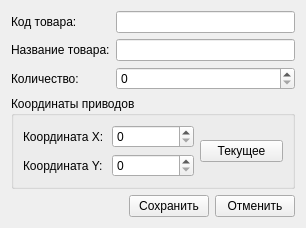
VladimirR46/PharmacyRobot, file cellsettingswindow.ui: the form before one commit.
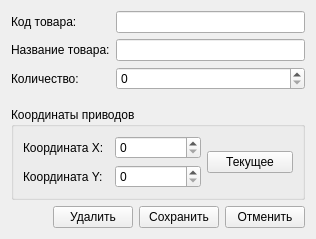
The form after the commit.

Patch:
```diff
--- a/cellsettingswindow.ui
+++ b/cellsettingswindow.ui
@@ -9,8 +9,8 @@
    <rect>
     <x>0</x>
     <y>0</y>
-    <width>306</width>
-    <height>212</height>
+    <width>316</width>
+    <height>239</height>
    </rect>
   </property>
   <property name="windowTitle">
@@ -110,6 +110,13 @@
    </item>
    <item row="2" column="1">
     <layout class="QHBoxLayout" name="horizontalLayout">
+     <item>
+      <widget class="QPushButton" name="DeleteButton">
+       <property name="text">
+        <string>Удалить</string>
+       </property>
+      </widget>
+     </item>
      <item>
       <widget class="QPushButton" name="SaveButton">
        <property name="text">
```
